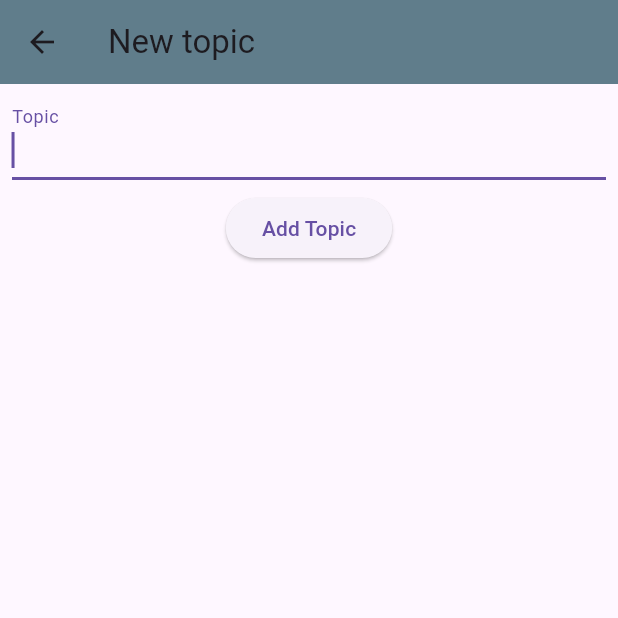
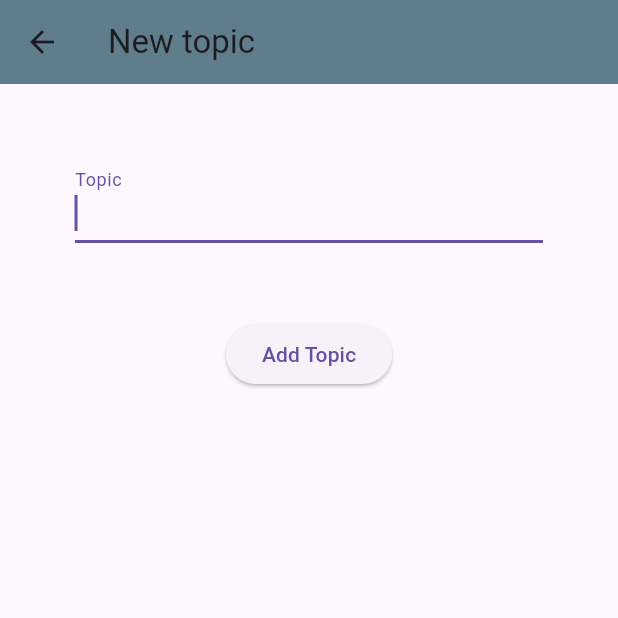
Before and after one commit to andreiraphel/ExamPrep, a Flutter app: the screen it shows after launch, after a tap on the "add" icon, on a phone screen of 412 x 824 dp, the top half of it. Run offline on Flutter 3.47's test engine with Material 3 defaults, Android fonts, the phone set to English and light mode, and no system bars.

Commit message:
Update main.dart

```diff
--- a/lib/main.dart
+++ b/lib/main.dart
@@ -98,7 +98,7 @@ class NewTopic extends StatelessWidget {
       body: Column(
         children: [
           Padding(
-            padding: const EdgeInsets.all(8.0),
+            padding: const EdgeInsets.all(50.0),
             child: TextField(
               controller: _textController,
               autofocus: true,
```
